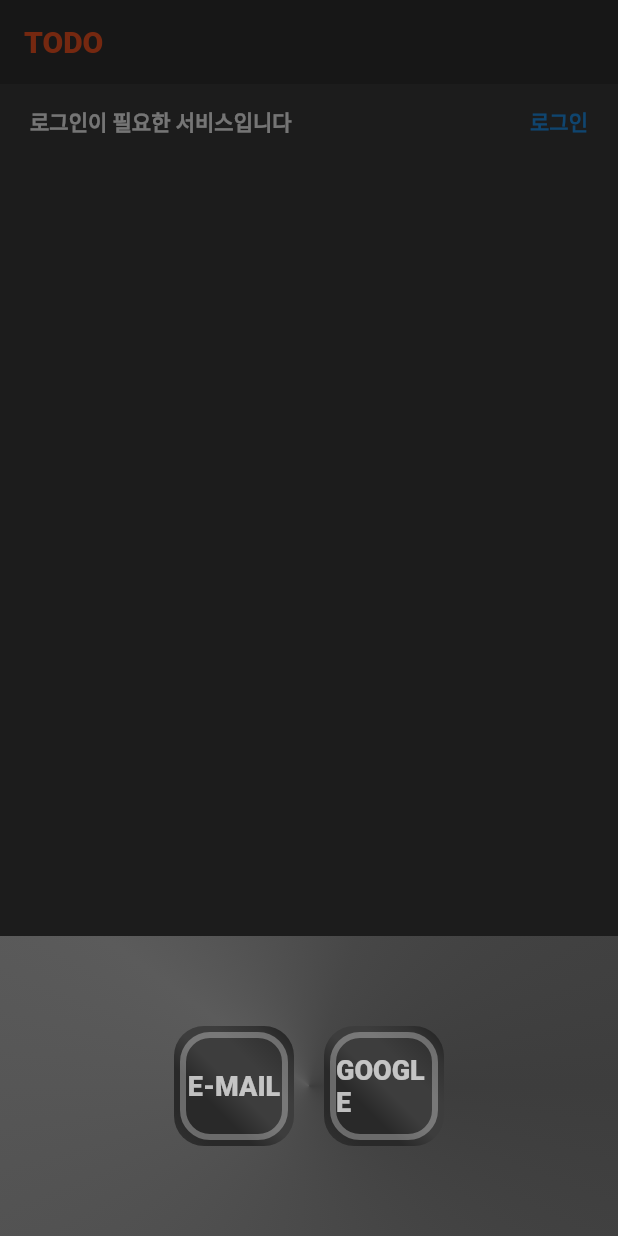
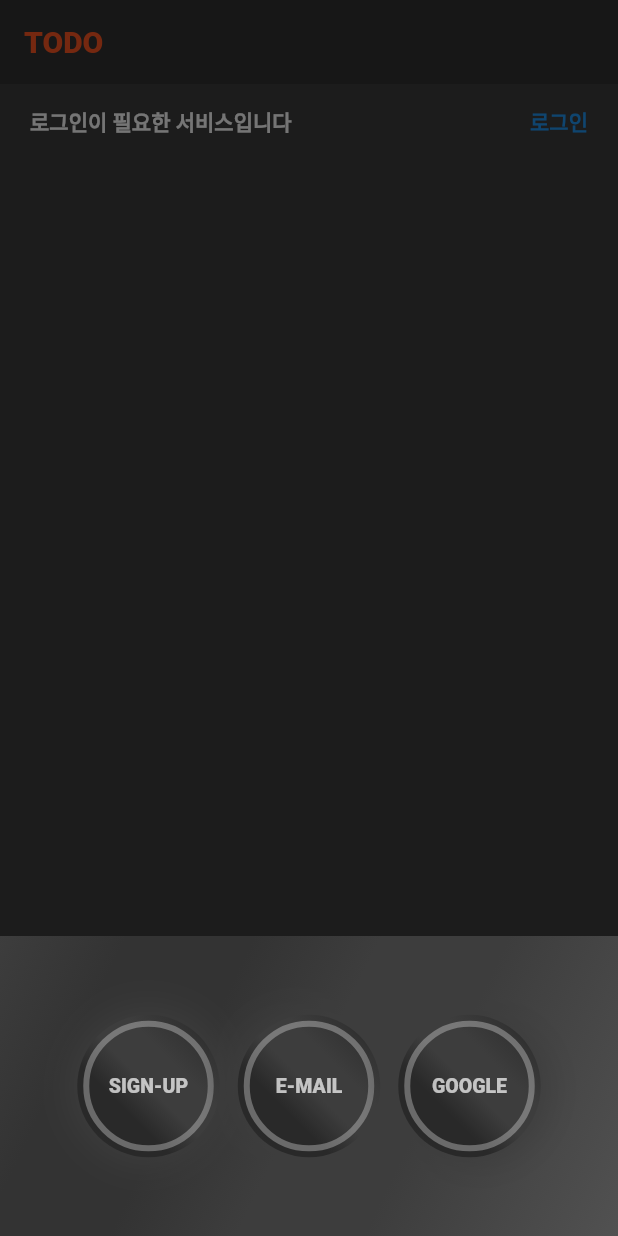
Before and after one commit to boglbbogl/flutter_to_do_app, a Flutter app: the screen it shows after launch, after a tap on "로그인", on a phone screen of 412 x 824 dp. Run offline on Flutter 3.47's test engine with Material 2 defaults, Android fonts, the phone set to English and light mode, and no system bars; our stand-ins replace equatable, firebase_auth, firebase_core, flutter_bloc, go_router; accounts and stored records are empty.

Commit message:
create email & password sign-up

```diff
--- a/lib/_constant/router.dart
+++ b/lib/_constant/router.dart
@@ -1,4 +1,5 @@
 import 'package:flutter/material.dart';
+import 'package:flutter_to_do/_src/presentation/auth/sign_up/sign_up_page.dart';
 import 'package:flutter_to_do/_src/presentation/main/main_page.dart';
 import 'package:go_router/go_router.dart';
 
@@ -6,5 +7,9 @@ final GoRouter router = GoRouter(initialLocation: "/main", routes: <RouteBase>[
   GoRoute(
     path: "/main",
     builder: (BuildContext context, GoRouterState state) => const MainPage(),
+  ),
+  GoRoute(
+    path: "/signUp",
+    builder: (BuildContext context, GoRouterState state) => const SignUpPage(),
   )
 ]);
--- a/lib/_src/application/authentication/auth/auth_bloc.dart
+++ b/lib/_src/application/authentication/auth/auth_bloc.dart
@@ -12,7 +12,11 @@ class AuthBloc extends Bloc<AuthEvent, AuthState> {
   }
 
   Future<void> _check(AuthCheckEvent event, Emitter<AuthState> emit) async {
-    emit(AuthUnUserState());
+    if (event.userModel != null) {
+      emit(AuthUserState(user: event.userModel));
+    } else {
+      emit(AuthUnUserState());
+    }
   }
 
   Future<void> _signInWithEmailAndPassword(
--- a/lib/_src/application/authentication/auth/auth_event.dart
+++ b/lib/_src/application/authentication/auth/auth_event.dart
@@ -1,8 +1,12 @@
 import 'package:equatable/equatable.dart';
+import 'package:flutter_to_do/_src/model/user/user_model.dart';
 
 abstract class AuthEvent extends Equatable {}
 
 class AuthCheckEvent extends AuthEvent {
+  final UserModel? userModel;
+
+  AuthCheckEvent({this.userModel});
   @override
   List<Object?> get props => [];
 }
--- a/lib/_src/model/user/user_model.dart
+++ b/lib/_src/model/user/user_model.dart
@@ -1,11 +1,20 @@
 class UserModel {
-  final int uid;
+  final String uid;
   final String email;
-  final String id;
+  final String type;
 
   UserModel({
     required this.uid,
     required this.email,
-    required this.id,
+    required this.type,
   });
+
+  // factory UserModel.fromJson(Map<String, dynamic> json) =>
+  //     UserModel(uid: json["uid"], email: json["email"], type: json["type"]);
+
+  // Map<String, dynamic> toJson() => {
+  //       "uid": uid,
+  //       "email": email,
+  //       "type": type,
+  //     };
 }
--- a/lib/_src/presentation/main/user_state_widget.dart
+++ b/lib/_src/presentation/main/user_state_widget.dart
@@ -3,7 +3,7 @@ import 'package:flutter/services.dart';
 import 'package:flutter_bloc/flutter_bloc.dart';
 import 'package:flutter_to_do/_src/application/authentication/auth/auth_bloc.dart';
 import 'package:flutter_to_do/_src/application/authentication/auth/auth_state.dart';
-import 'package:flutter_to_do/_src/presentation/auth/sign_in/sign_in_page.dart';
+import 'package:go_router/go_router.dart';
 
 class UserStateWidget extends StatelessWidget {
   const UserStateWidget({super.key});
@@ -56,14 +56,18 @@ class UserStateWidget extends StatelessWidget {
                               return Container(
                                 height: 200,
                                 decoration: const BoxDecoration(
-                                    gradient: SweepGradient(colors: [
-                                  Color.fromRGBO(61, 61, 61, 1),
-                                  Color.fromRGBO(71, 71, 71, 1),
-                                  Color.fromRGBO(81, 81, 81, 1),
-                                  Color.fromRGBO(91, 91, 91, 1),
-                                  Color.fromRGBO(71, 71, 71, 1),
-                                  Color.fromRGBO(61, 61, 61, 1),
-                                ])),
+                                    gradient: LinearGradient(
+                                        begin: Alignment.topLeft,
+                                        end: Alignment.bottomRight,
+                                        colors: [
+                                      Color.fromRGBO(61, 61, 61, 1),
+                                      Color.fromRGBO(51, 51, 51, 1),
+                                      Color.fromRGBO(51, 51, 51, 1),
+                                      Color.fromRGBO(61, 61, 61, 1),
+                                      Color.fromRGBO(61, 61, 61, 1),
+                                      Color.fromRGBO(71, 71, 71, 1),
+                                      Color.fromRGBO(81, 81, 81, 1),
+                                    ])),
                                 child: Column(
                                   mainAxisAlignment: MainAxisAlignment.center,
                                   children: [
@@ -72,16 +76,23 @@ class UserStateWidget extends StatelessWidget {
                                           MainAxisAlignment.center,
                                       children: [
                                         _signInButton(
-                                            title: "E-MAIL",
-                                            onTap: () => Navigator.of(context)
-                                                .push(MaterialPageRoute(
-                                                    builder: (_) =>
-                                                        const SignInPage()))),
-                                        const SizedBox(width: 20),
+                                          title: "SIGN-UP",
+                                          onTap: () => context
+                                            ..pop()
+                                            ..push("/signUp"),
+                                        ),
+                                        const SizedBox(width: 12),
                                         _signInButton(
-                                            title: "GOOGLE", onTap: () {}),
+                                          title: "E-MAIL",
+                                          onTap: () {},
+                                        ),
+                                        const SizedBox(width: 12),
+                                        _signInButton(
+                                          title: "GOOGLE",
+                                          onTap: () {},
+                                        ),
                                       ],
-                                    )
+                                    ),
                                   ],
                                 ),
                               );
@@ -104,13 +115,21 @@ class UserStateWidget extends StatelessWidget {
     return GestureDetector(
       onTap: () {
         HapticFeedback.mediumImpact();
+
         onTap();
       },
       child: Container(
-        width: 80,
-        height: 80,
+        width: 95,
+        height: 95,
         decoration: BoxDecoration(
-            borderRadius: BorderRadius.circular(20),
+            boxShadow: const [
+              BoxShadow(
+                color: Color.fromRGBO(61, 61, 61, 1),
+                blurRadius: 20,
+                spreadRadius: 5,
+              ),
+            ],
+            borderRadius: BorderRadius.circular(90),
             gradient: const LinearGradient(
                 begin: Alignment.topRight,
                 end: Alignment.bottomLeft,
@@ -126,7 +145,7 @@ class UserStateWidget extends StatelessWidget {
         child: Container(
           margin: const EdgeInsets.all(4),
           decoration: BoxDecoration(
-              borderRadius: BorderRadius.circular(20),
+              borderRadius: BorderRadius.circular(90),
               border: Border.all(width: 4, color: Colors.white30)),
           child: Center(
               child: Text(
@@ -134,7 +153,7 @@ class UserStateWidget extends StatelessWidget {
             style: const TextStyle(
                 fontWeight: FontWeight.w900,
                 color: Colors.white70,
-                fontSize: 18),
+                fontSize: 13),
           )),
         ),
       ),
```
Also changed, not shown: lib/_src/application/authentication/sign_up/sign_up_bloc.dart (added, +84 -0 lines), lib/_src/application/authentication/sign_up/sign_up_event.dart (added, +39 -0 lines), lib/_src/application/authentication/sign_up/sign_up_state.dart (added, +59 -0 lines), lib/_src/presentation/auth/register/register_page.dart (deleted, +0 -10 lines), lib/_src/presentation/auth/sign_in/sign_in_page.dart (deleted, +0 -10 lines), lib/_src/presentation/auth/sign_up/sign_up_page.dart (added, +125 -0 lines), lib/_src/presentation/auth/widgets/custom_text_field.dart (added, +45 -0 lines), lib/_src/repository/auth_repository.dart (+29 -2 lines).
